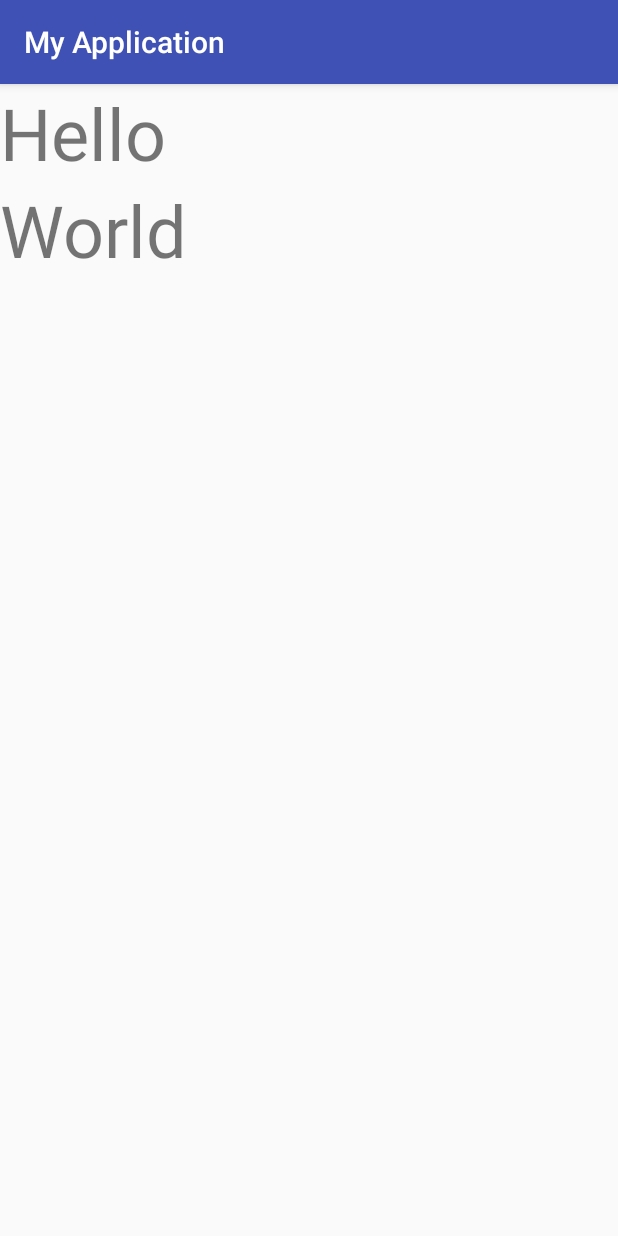
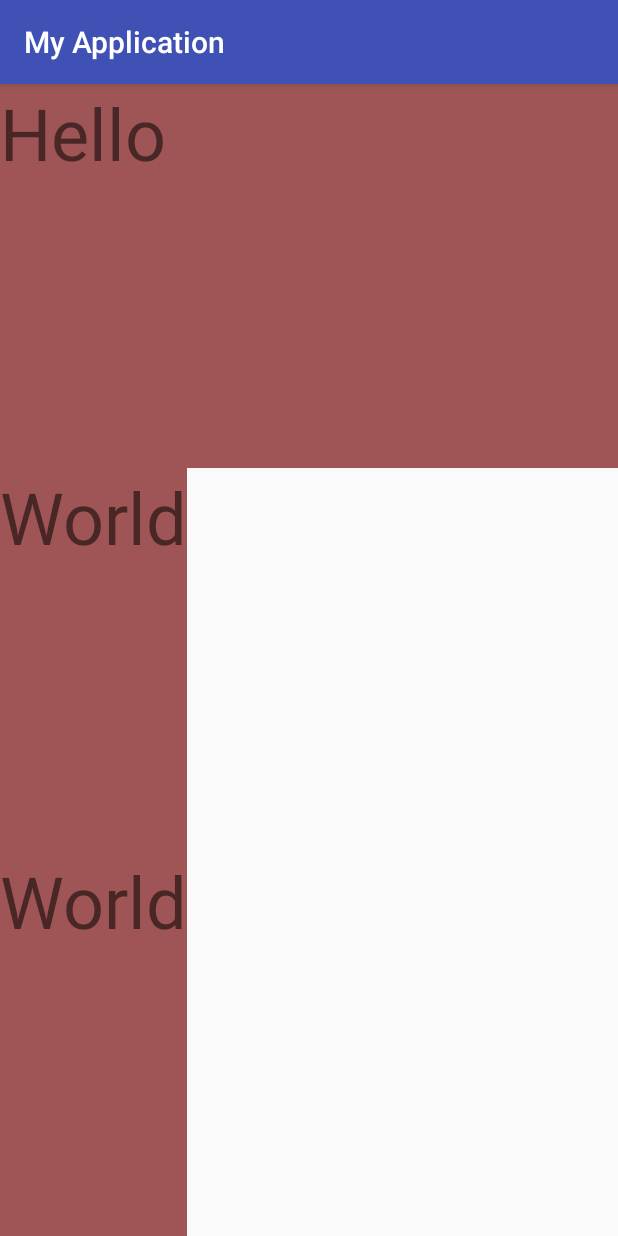
Before and after one commit to gsjune/First-Android, an Android app: the screen it shows after launch (MainActivity), on a phone screen of 412 x 824 dp. Run offline under Robolectric (Android 15) with nearby library versions, the phone set to English and light mode, and no system bars.

Commit message:
LinearLayout match_parent 속성, weight 속성

```diff
--- a/app/src/main/res/layout/activity_main.xml
+++ b/app/src/main/res/layout/activity_main.xml
@@ -8,14 +8,26 @@
     tools:context="com.hckim.myapplication.MainActivity">
 
     <TextView
-        android:layout_width="wrap_content"
-        android:layout_height="wrap_content"
+        android:layout_width="match_parent"
+        android:layout_height="0dp"
+        android:layout_weight="1"
+        android:background="#9f5555"
         android:textSize="48sp"
         android:text="Hello" />
 
     <TextView
         android:layout_width="wrap_content"
-        android:layout_height="wrap_content"
+        android:layout_height="0dp"
+        android:layout_weight="1"
+        android:background="#9f5555"
+        android:textSize="48sp"
+        android:text="World" />
+
+    <TextView
+        android:layout_width="wrap_content"
+        android:layout_height="0dp"
+        android:layout_weight="1"
+        android:background="#9f5555"
         android:textSize="48sp"
         android:text="World" />
 
```
